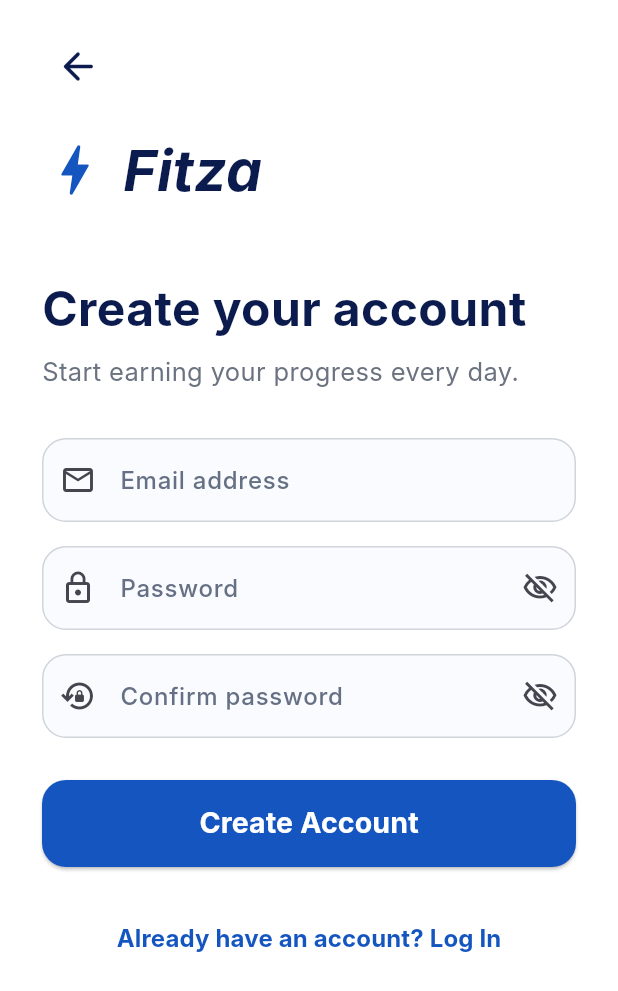
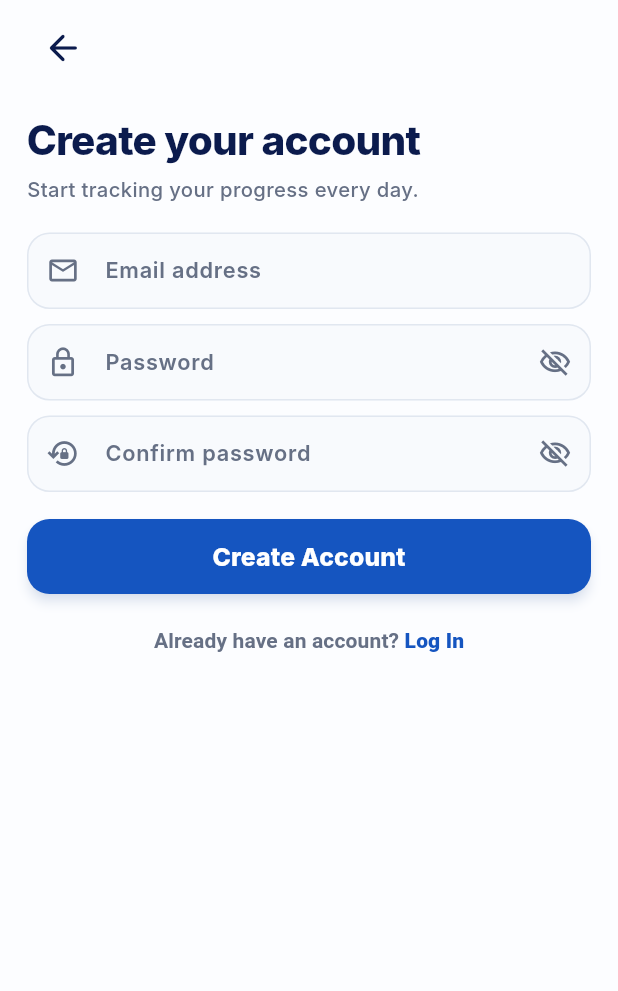
Before and after one commit to ajeetkr05/fitza, a Flutter app: the SignupScreen screen opened directly, on a phone screen of 412 x 824 dp. Shown: the top 991 px of the screen. Run offline on Flutter 3.47's test engine with Material 3 defaults, Android fonts, the phone set to English and light mode, and no system bars; our stand-ins replace cloud_firestore, firebase_auth, firebase_core, flutter_dotenv, google_sign_in; accounts and stored records are empty; Roboto replaces fonts that are missing (Inter).

Commit message:
refine signup screen UI and dark mode

```diff
--- a/lib/screens/auth/signup_screen.dart
+++ b/lib/screens/auth/signup_screen.dart
@@ -1,5 +1,6 @@
 import 'package:flutter/material.dart';
 
+import '../../main.dart';
 import '../../services/auth/auth_service.dart';
 
 class SignupScreen extends StatefulWidget {
@@ -10,10 +11,6 @@ class SignupScreen extends StatefulWidget {
 }
 
 class _SignupScreenState extends State<SignupScreen> {
-  static const Color primaryBlue = Color(0xFF1555C0);
-  static const Color darkText = Color(0xFF0B1B4D);
-  static const Color greyText = Color(0xFF6B7280);
-
   final _formKey = GlobalKey<FormState>();
 
   final _emailController = TextEditingController();
@@ -23,6 +20,26 @@ class _SignupScreenState extends State<SignupScreen> {
   bool _isPasswordHidden = true;
   bool _isConfirmPasswordHidden = true;
   bool _isSubmitting = false;
+
+  FitzaThemeColors _colors(BuildContext context) {
+    return Theme.of(context).extension<FitzaThemeColors>()!;
+  }
+
+  bool _isDark(BuildContext context) {
+    return Theme.of(context).brightness == Brightness.dark;
+  }
+
+  Color _authBackground(BuildContext context) {
+    return _isDark(context)
+        ? const Color(0xFF05080D)
+        : const Color(0xFFFCFDFF);
+  }
+
+  Color _inputFillColor(BuildContext context) {
+    return _isDark(context)
+        ? const Color(0xFF202020)
+        : const Color(0xFFF8FAFD);
+  }
 
   @override
   void dispose() {
@@ -37,13 +54,15 @@ class _SignupScreenState extends State<SignupScreen> {
       return;
     }
 
+    FocusScope.of(context).unfocus();
+
     setState(() {
       _isSubmitting = true;
     });
 
     try {
       await AuthService.instance.signUp(
-        email: _emailController.text,
+        email: _emailController.text.trim(),
         password: _passwordController.text,
       );
 
@@ -59,7 +78,9 @@ class _SignupScreenState extends State<SignupScreen> {
 
       ScaffoldMessenger.of(context).showSnackBar(
         SnackBar(
-          content: Text(friendlyAuthErrorMessage(error)),
+          content: Text(
+            friendlyAuthErrorMessage(error),
+          ),
         ),
       );
     } finally {
@@ -72,7 +93,9 @@ class _SignupScreenState extends State<SignupScreen> {
   }
 
   bool _isValidEmail(String email) {
-    return RegExp(r'^[^@\s]+@[^@\s]+\.[^@\s]+$').hasMatch(email);
+    return RegExp(
+      r'^[^@\s]+@[^@\s]+\.[^@\s]+$',
+    ).hasMatch(email);
   }
 
   InputDecoration _inputDecoration({
@@ -80,24 +103,55 @@ class _SignupScreenState extends State<SignupScreen> {
     required IconData icon,
     Widget? suffixIcon,
   }) {
+    final fitzaColors = _colors(context);
+
     return InputDecoration(
+      isDense: true,
       hintText: hintText,
-      prefixIcon: Icon(icon),
+      hintStyle: TextStyle(
+        color: fitzaColors.secondaryText,
+        fontSize: 14.5,
+        fontWeight: FontWeight.w600,
+      ),
+      prefixIcon: Icon(
+        icon,
+        color: fitzaColors.secondaryText,
+        size: 22,
+      ),
       suffixIcon: suffixIcon,
+      filled: true,
+      fillColor: _inputFillColor(context),
+      contentPadding: const EdgeInsets.symmetric(
+        horizontal: 14,
+        vertical: 14,
+      ),
       border: OutlineInputBorder(
-        borderRadius: BorderRadius.circular(16),
+        borderRadius: BorderRadius.circular(15),
       ),
       enabledBorder: OutlineInputBorder(
-        borderRadius: BorderRadius.circular(16),
-        borderSide: const BorderSide(
-          color: Color(0xFFD1D5DB),
+        borderRadius: BorderRadius.circular(15),
+        borderSide: BorderSide(
+          color: fitzaColors.border,
         ),
       ),
       focusedBorder: OutlineInputBorder(
-        borderRadius: BorderRadius.circular(16),
+        borderRadius: BorderRadius.circular(15),
+        borderSide: BorderSide(
+          color: fitzaColors.primaryBlue,
+          width: 1.6,
+        ),
+      ),
+      errorBorder: OutlineInputBorder(
+        borderRadius: BorderRadius.circular(15),
         borderSide: const BorderSide(
-          color: primaryBlue,
-          width: 2,
+          color: Colors.red,
+        ),
+      ),
+      focusedErrorBorder: OutlineInputBorder(
+        borderRadius: BorderRadius.circular(15),
+        borderSide: const BorderSide(
+          color: Colors.red,
+          width: 1.5,
         ),
       ),
     );
@@ -105,14 +159,28 @@ class _SignupScreenState extends State<SignupScreen> {
 
   @override
   Widget build(BuildContext context) {
+    final fitzaColors = _colors(context);
+    final isDarkMode = _isDark(context);
+    final backgroundColor = _authBackground(context);
+
     return Scaffold(
-      backgroundColor: Colors.white,
+      backgroundColor: backgroundColor,
+      resizeToAvoidBottomInset: true,
       body: SafeArea(
+        child: ScrollConfiguration(
+          behavior: ScrollConfiguration.of(context).copyWith(
+            scrollbars: false,
+          ),
           child: SingleChildScrollView(
-          padding: const EdgeInsets.symmetric(
-            horizontal: 28,
-            vertical: 20,
+            keyboardDismissBehavior:
+                ScrollViewKeyboardDismissBehavior.onDrag,
+            padding: const EdgeInsets.fromLTRB(
+              18,
+              8,
+              18,
+              20,
             ),
+            child: AutofillGroup(
               child: Form(
                 key: _formKey,
                 child: Column(
@@ -122,54 +190,58 @@ class _SignupScreenState extends State<SignupScreen> {
                       onPressed: _isSubmitting
                           ? null
                           : () => Navigator.pop(context),
-                  icon: const Icon(
+                      padding: EdgeInsets.zero,
+                      constraints: const BoxConstraints(
+                        minWidth: 44,
+                        minHeight: 44,
+                      ),
+                      tooltip: 'Back',
+                      icon: Icon(
                         Icons.arrow_back_rounded,
-                    color: darkText,
-                    size: 30,
+                        color: fitzaColors.primaryText,
+                        size: 28,
                       ),
                     ),
+
                     const SizedBox(height: 18),
-                const Row(
-                  children: [
-                    Icon(
-                      Icons.bolt_rounded,
-                      color: primaryBlue,
-                      size: 44,
-                    ),
-                    SizedBox(width: 10),
+
                     Text(
-                      'Fitza',
+                      'Create your account',
                       style: TextStyle(
-                        fontSize: 38,
-                        fontWeight: FontWeight.bold,
-                        color: darkText,
-                        fontStyle: FontStyle.italic,
+                        color: fitzaColors.primaryText,
+                        fontSize: 27,
+                        fontWeight: FontWeight.w800,
+                        letterSpacing: -0.5,
                       ),
                     ),
-                  ],
-                ),
-                const SizedBox(height: 42),
-                const Text(
-                  'Create your account',
+
+                    const SizedBox(height: 4),
+
+                    Text(
+                      'Start tracking your progress every day.',
                       style: TextStyle(
-                    fontSize: 32,
-                    fontWeight: FontWeight.bold,
-                    color: darkText,
+                        color: fitzaColors.secondaryText,
+                        fontSize: 13.5,
+                        height: 1.3,
+                        fontWeight: FontWeight.w500,
                       ),
                     ),
-                const SizedBox(height: 8),
-                const Text(
-                  'Start earning your progress every day.',
-                  style: TextStyle(
-                    fontSize: 17,
-                    color: greyText,
-                  ),
-                ),
-                const SizedBox(height: 32),
+
+                    const SizedBox(height: 20),
+
                     TextFormField(
                       controller: _emailController,
                       keyboardType: TextInputType.emailAddress,
                       textInputAction: TextInputAction.next,
+                      autofillHints: const [
+                        AutofillHints.email,
+                        AutofillHints.newUsername,
+                      ],
+                      style: TextStyle(
+                        color: fitzaColors.primaryText,
+                        fontSize: 15,
+                        fontWeight: FontWeight.w600,
+                      ),
                       decoration: _inputDecoration(
                         hintText: 'Email address',
                         icon: Icons.email_outlined,
@@ -188,28 +260,50 @@ class _SignupScreenState extends State<SignupScreen> {
                         return null;
                       },
                     ),
-                const SizedBox(height: 16),
+
+                    const SizedBox(height: 10),
+
                     TextFormField(
                       controller: _passwordController,
                       obscureText: _isPasswordHidden,
+                      enableSuggestions: false,
+                      autocorrect: false,
                       textInputAction: TextInputAction.next,
+                      autofillHints: const [
+                        AutofillHints.newPassword,
+                      ],
+                      style: TextStyle(
+                        color: fitzaColors.primaryText,
+                        fontSize: 15,
+                        fontWeight: FontWeight.w600,
+                      ),
                       decoration: _inputDecoration(
                         hintText: 'Password',
                         icon: Icons.lock_outline,
                         suffixIcon: IconButton(
+                          tooltip: _isPasswordHidden
+                              ? 'Show password'
+                              : 'Hide password',
                           icon: Icon(
                             _isPasswordHidden
                                 ? Icons.visibility_off_outlined
                                 : Icons.visibility_outlined,
+                            color: fitzaColors.secondaryText,
+                            size: 22,
                           ),
                           onPressed: () {
                             setState(() {
-                          _isPasswordHidden = !_isPasswordHidden;
+                              _isPasswordHidden =
+                                  !_isPasswordHidden;
                             });
                           },
                         ),
                       ),
                       validator: (value) {
+                        if ((value ?? '').isEmpty) {
+                          return 'Enter a password.';
+                        }
+
                         if ((value ?? '').length < 6) {
                           return 'Use at least 6 characters.';
                         }
@@ -217,20 +311,41 @@ class _SignupScreenState extends State<SignupScreen> {
                         return null;
                       },
                     ),
-                const SizedBox(height: 16),
+
+                    const SizedBox(height: 10),
+
                     TextFormField(
                       controller: _confirmPasswordController,
                       obscureText: _isConfirmPasswordHidden,
+                      enableSuggestions: false,
+                      autocorrect: false,
                       textInputAction: TextInputAction.done,
-                  onFieldSubmitted: (_) => _createAccount(),
+                      autofillHints: const [
+                        AutofillHints.newPassword,
+                      ],
+                      onFieldSubmitted: (_) {
+                        if (!_isSubmitting) {
+                          _createAccount();
+                        }
+                      },
+                      style: TextStyle(
+                        color: fitzaColors.primaryText,
+                        fontSize: 15,
+                        fontWeight: FontWeight.w600,
+                      ),
                       decoration: _inputDecoration(
                         hintText: 'Confirm password',
                         icon: Icons.lock_reset_outlined,
                         suffixIcon: IconButton(
+                          tooltip: _isConfirmPasswordHidden
+                              ? 'Show password'
+                              : 'Hide password',
                           icon: Icon(
                             _isConfirmPasswordHidden
                                 ? Icons.visibility_off_outlined
                                 : Icons.visibility_outlined,
+                            color: fitzaColors.secondaryText,
+                            size: 22,
                           ),
                           onPressed: () {
                             setState(() {
@@ -252,49 +367,88 @@ class _SignupScreenState extends State<SignupScreen> {
                         return null;
                       },
                     ),
-                const SizedBox(height: 28),
+
+                    const SizedBox(height: 18),
+
                     SizedBox(
                       width: double.infinity,
-                  height: 58,
+                      height: 50,
                       child: ElevatedButton(
-                    onPressed: _isSubmitting ? null : _createAccount,
+                        onPressed:
+                            _isSubmitting ? null : _createAccount,
                         style: ElevatedButton.styleFrom(
-                      backgroundColor: primaryBlue,
-                      foregroundColor: Colors.white,
+                          backgroundColor:
+                              fitzaColors.primaryBlue,
+                          foregroundColor:
+                              fitzaColors.textOnBlue,
+                          elevation: isDarkMode ? 0 : 3,
+                          shadowColor:
+                              fitzaColors.primaryBlue.withValues(
+                            alpha: 0.22,
+                          ),
                           shape: RoundedRectangleBorder(
-                        borderRadius: BorderRadius.circular(16),
+                            borderRadius:
+                                BorderRadius.circular(15),
                           ),
                         ),
                         child: _isSubmitting
-                        ? const SizedBox(
-                            height: 24,
-                            width: 24,
-                            child: CircularProgressIndicator(
-                              color: Colors.white,
-                              strokeWidth: 2.5,
+                            ? SizedBox(
+                                width: 22,
+                                height: 22,
+                                child:
+                                    CircularProgressIndicator(
+                                  color:
+                                      fitzaColors.textOnBlue,
+                                  strokeWidth: 2.4,
                                 ),
                               )
-                        : const Text(
+                            : Text(
                                 'Create Account',
                                 style: TextStyle(
-                              fontSize: 19,
-                              fontWeight: FontWeight.bold,
+                                  color:
+                                      fitzaColors.textOnBlue,
+                                  fontSize: 16.5,
+                                  fontWeight: FontWeight.w800,
                                 ),
                               ),
                       ),
                     ),
-                const SizedBox(height: 24),
+
+                    const SizedBox(height: 15),
+
                     Center(
                       child: TextButton(
                         onPressed: _isSubmitting
                             ? null
                             : () => Navigator.pop(context),
-                    child: const Text(
-                      'Already have an account? Log In',
+                        style: TextButton.styleFrom(
+                          padding: const EdgeInsets.symmetric(
+                            horizontal: 0,
+                            vertical: 6,
+                          ),
+                          minimumSize: const Size(0, 0),
+                          tapTargetSize:
+                              MaterialTapTargetSize.shrinkWrap,
+                        ),
+                        child: Text.rich(
+                          TextSpan(
+                            text: 'Already have an account? ',
                             style: TextStyle(
-                        color: primaryBlue,
-                        fontSize: 16,
-                        fontWeight: FontWeight.bold,
+                              color:
+                                  fitzaColors.secondaryText,
+                              fontSize: 14,
+                              fontWeight: FontWeight.w600,
+                            ),
+                            children: [
+                              TextSpan(
+                                text: 'Log In',
+                                style: TextStyle(
+                                  color:
+                                      fitzaColors.primaryBlue,
+                                  fontWeight: FontWeight.w800,
+                                ),
+                              ),
+                            ],
                           ),
                         ),
                       ),
@@ -304,6 +458,8 @@ class _SignupScreenState extends State<SignupScreen> {
               ),
             ),
           ),
+        ),
+      ),
     );
   }
 }
```
Lines whose indentation alone changed are shown as unchanged.
